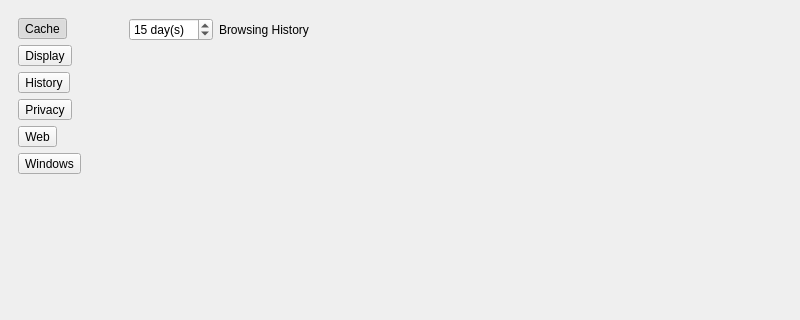
Qt form 2.x/UI/dooble_settings.ui (textbrowser/dooble) before a commit; both pictures show x 0 to 800 and y 0 to 320 of the 800 by 700 pixel window.
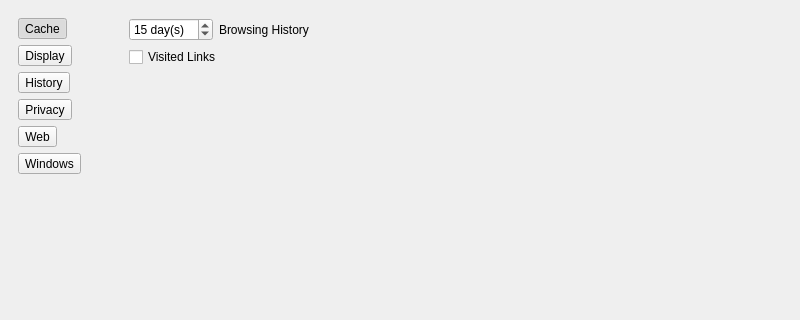
The same form after that commit. The open tabs and pages were chosen to show the change. Icons and pictures are not drawn.

Diff of the .ui file:
```diff
--- a/2.x/UI/dooble_settings.ui
+++ b/2.x/UI/dooble_settings.ui
@@ -455,6 +455,13 @@
             </item>
            </layout>
           </item>
+          <item>
+           <widget class="QCheckBox" name="visited_links">
+            <property name="text">
+             <string>Visited Links</string>
+            </property>
+           </widget>
+          </item>
           <item>
            <spacer name="verticalSpacer_7">
             <property name="orientation">
```
Left out of the diff: 8 changed lines with no effect on the pictures.
